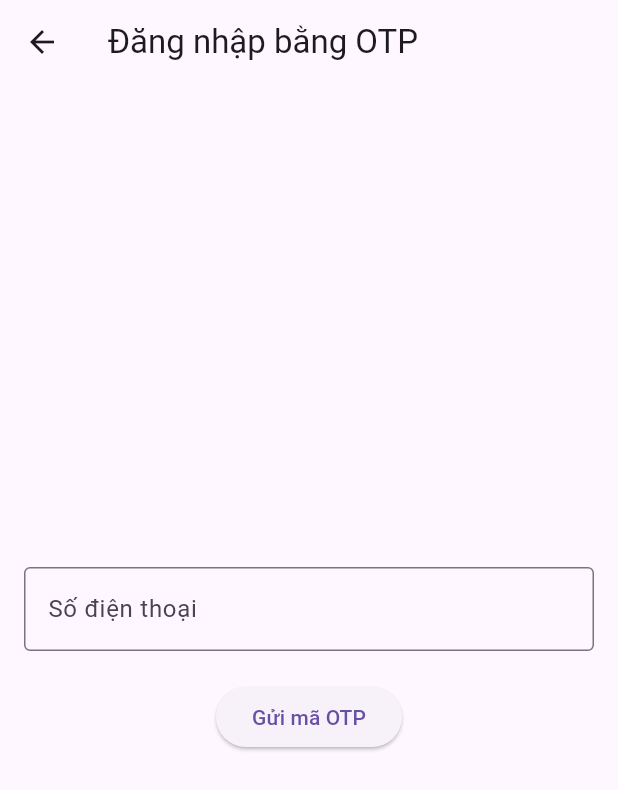
After one commit to congsenpai/smartParkingApp, a Flutter app: the PhoneLoginScreen screen opened directly, on a phone screen of 412 x 824 dp. The commit adds this screen. Shown: the top 790 px of the screen. Run offline on Flutter 3.47's test engine with Material 3 defaults, Android fonts, the light colour scheme and no system bars; our stand-ins replace firebase_auth, firebase_core, get, intl_phone_field; accounts and stored records are empty.

Commit message:
update login screen

```diff
--- /dev/null
+++ b/project_smart_parking_app/lib/screens/loginScreen/test_otp.dart
@@ -0,0 +1,103 @@
+import 'package:firebase_auth/firebase_auth.dart';
+import 'package:flutter/material.dart';
+
+class PhoneLoginScreen extends StatefulWidget {
+  const PhoneLoginScreen({super.key});
+
+  @override
+  _PhoneLoginScreenState createState() => _PhoneLoginScreenState();
+}
+
+class _PhoneLoginScreenState extends State<PhoneLoginScreen> {
+  final FirebaseAuth _auth = FirebaseAuth.instance;
+  final TextEditingController _phoneController = TextEditingController();
+  final TextEditingController _otpController = TextEditingController();
+  String _verificationId = '';
+  bool _otpSent = false;
+
+  // Gửi OTP đến số điện thoại
+  void _sendOTP() async {
+    await _auth.verifyPhoneNumber(
+      phoneNumber: _phoneController.text,
+      timeout: const Duration(seconds: 60),
+      verificationCompleted: (PhoneAuthCredential credential) async {
+        await _auth.signInWithCredential(credential);
+        print('Số điện thoại đã xác thực tự động và người dùng đã đăng nhập');
+      },
+      verificationFailed: (FirebaseAuthException e) {
+        print('Xác thực thất bại: ${e.message}');
+        ScaffoldMessenger.of(context).showSnackBar(SnackBar(
+          content: Text('Lỗi xác thực: ${e.message}'),
+        ));
+      },
+      codeSent: (String verificationId, int? resendToken) {
+        setState(() {
+          _verificationId = verificationId;
+          _otpSent = true; // Đã gửi OTP
+        });
+        print('Đã gửi mã OTP');
+      },
+      codeAutoRetrievalTimeout: (String verificationId) {
+        _verificationId = verificationId;
+      },
+    );
+  }
+
+  // Xác thực OTP
+  void _verifyOTP() async {
+    try {
+      PhoneAuthCredential credential = PhoneAuthProvider.credential(
+        verificationId: _verificationId,
+        smsCode: _otpController.text,
+      );
+      await _auth.signInWithCredential(credential);
+      print('Người dùng đã đăng nhập thành công!');
+      ScaffoldMessenger.of(context).showSnackBar(const SnackBar(
+        content: Text('Đăng nhập thành công!'),
+      ));
+    } catch (e) {
+      print('Lỗi khi xác thực OTP: $e');
+      ScaffoldMessenger.of(context).showSnackBar(SnackBar(
+        content: Text('Lỗi xác thực OTP: $e'),
+      ));
+    }
+  }
+
+  @override
+  Widget build(BuildContext context) {
+    return Scaffold(
+      appBar: AppBar(title: const Text('Đăng nhập bằng OTP')),
+      body: Padding(
+        padding: const EdgeInsets.all(16.0),
+        child: Column(
+          mainAxisAlignment: MainAxisAlignment.center,
+          children: [
+            TextField(
+              controller: _phoneController,
+              decoration: const InputDecoration(
+                labelText: 'Số điện thoại',
+                border: OutlineInputBorder(),
+              ),
+              keyboardType: TextInputType.phone,
+            ),
+            const SizedBox(height: 10),
+            if (_otpSent) // Hiển thị ô nhập OTP nếu đã gửi mã
+              TextField(
+                controller: _otpController,
+                decoration: const InputDecoration(
+                  labelText: 'Nhập mã OTP',
+                  border: OutlineInputBorder(),
+                ),
+                keyboardType: TextInputType.number,
+              ),
+            const SizedBox(height: 10),
+            ElevatedButton(
+              onPressed: _otpSent ? _verifyOTP : _sendOTP,
+              child: Text(_otpSent ? 'Xác thực OTP' : 'Gửi mã OTP'),
+            ),
+          ],
+        ),
+      ),
+    );
+  }
+}
```
Also changed, not shown: project_smart_parking_app/lib/main.dart (+17 -5 lines), project_smart_parking_app/lib/screens/loginScreen/otp_verify_screen.dart (+87 -93 lines), project_smart_parking_app/lib/screens/loginScreen/welcome_screens.dart (+1 -10 lines), 6 other files.
